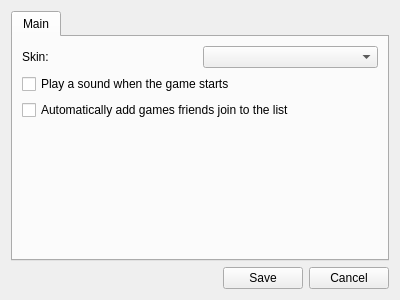
The window that xdcc_options.ui (geneccx/dcclient) describes before a commit, drawn with Qt 5.
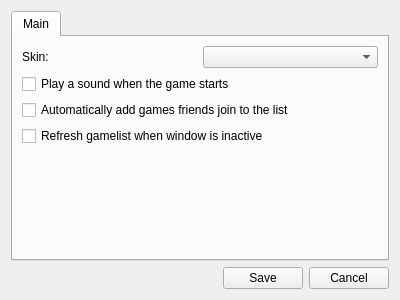
The same window after the commit.

Commit message: Added settings for inactive refresh.

```diff
--- a/xdcc_options.ui
+++ b/xdcc_options.ui
@@ -89,6 +89,13 @@
          </item>
         </layout>
        </item>
+       <item row="4" column="0">
+        <widget class="QCheckBox" name="optionRefresh">
+         <property name="text">
+          <string>Refresh gamelist when window is inactive</string>
+         </property>
+        </widget>
+       </item>
       </layout>
      </widget>
     </widget>
```
Left out of the diff: 2 changed lines with no effect on the pictures. The commit also changes 3 other files.
